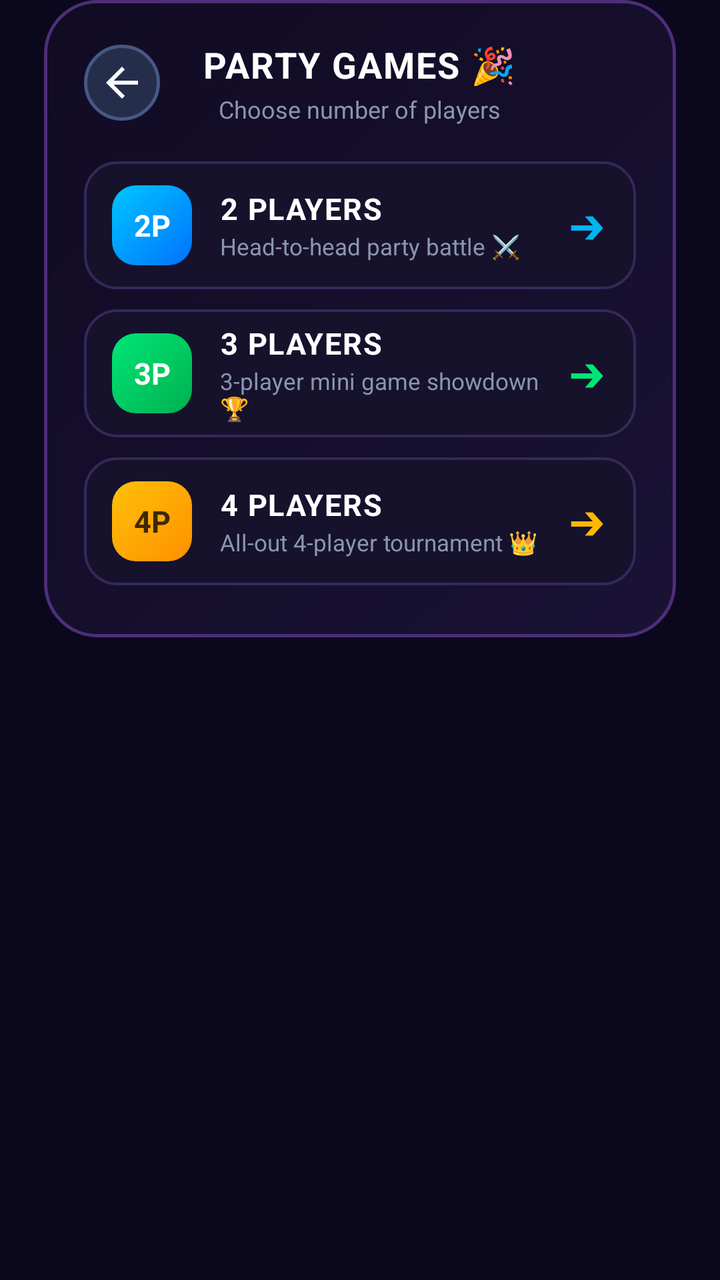
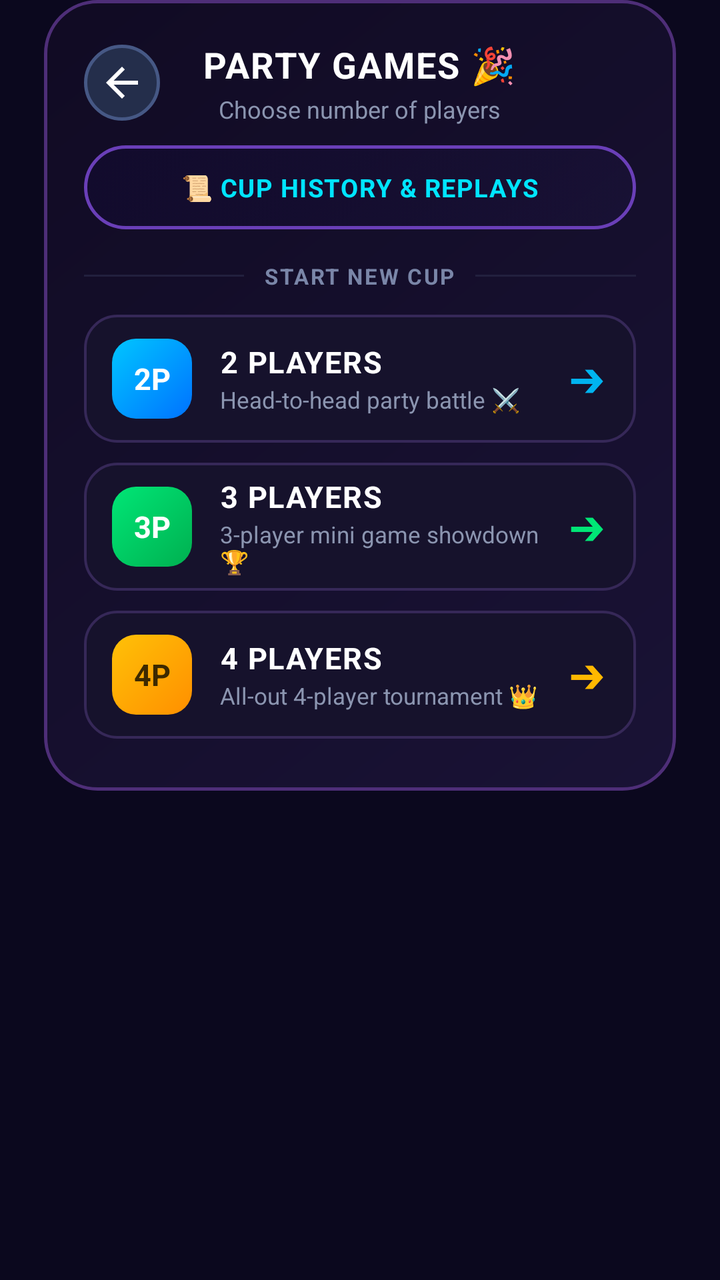

Screens rendered from an Android XML layout before and after an edit, with the pre-edit source and the edit as a unified diff.
<!-- AndroidManifest.xml: application theme Theme.Funtoza -->
<!-- res/layout/dialog_select_party_players.xml -->
<?xml version="1.0" encoding="utf-8"?>
<FrameLayout xmlns:android="http://schemas.android.com/apk/res/android"
    xmlns:app="http://schemas.android.com/apk/res-auto"
    android:layout_width="match_parent"
    android:layout_height="wrap_content"
    android:paddingStart="22dp"
    android:paddingEnd="22dp"
    android:clipToPadding="false">

    <LinearLayout
        android:layout_width="match_parent"
        android:layout_height="wrap_content"
        android:orientation="vertical"
        android:background="@drawable/bg_glass_dialog"
        android:padding="20dp"
        android:gravity="center_horizontal">

        
        <RelativeLayout
            android:layout_width="match_parent"
            android:layout_height="wrap_content">

            <ImageButton
                android:id="@+id/btnPartySelectBack"
                android:layout_width="38dp"
                android:layout_height="38dp"
                android:layout_alignParentStart="true"
                android:layout_centerVertical="true"
                android:background="@drawable/bg_glass_icon_btn"
                android:src="@drawable/ic_back"
                app:tint="@color/white"
                android:contentDescription="Back" />

            <LinearLayout
                android:layout_width="wrap_content"
                android:layout_height="wrap_content"
                android:layout_centerInParent="true"
                android:orientation="vertical"
                android:gravity="center">

                <TextView
                    android:layout_width="wrap_content"
                    android:layout_height="wrap_content"
                    android:text="PARTY GAMES 🎉"
                    android:textColor="@color/white"
                    android:textSize="18sp"
                    android:textStyle="bold"
                    android:letterSpacing="0.04" />

                <TextView
                    android:layout_width="wrap_content"
                    android:layout_height="wrap_content"
                    android:layout_marginTop="2dp"
                    android:text="Choose number of players"
                    android:textColor="#8B95B0"
                    android:textSize="12sp" />
            </LinearLayout>
        </RelativeLayout>

        
        <LinearLayout
            android:layout_width="match_parent"
            android:layout_height="wrap_content"
            android:orientation="vertical"
            android:layout_marginTop="18dp"
            android:layout_marginBottom="6dp">

            
            <LinearLayout
                android:id="@+id/btnParty2P"
                android:layout_width="match_parent"
                android:layout_height="64dp"
                android:orientation="horizontal"
                android:gravity="center_vertical"
                android:background="@drawable/bg_player_input_card"
                android:clickable="true"
                android:focusable="true"
                android:paddingStart="14dp"
                android:paddingEnd="16dp"
                android:layout_marginBottom="10dp">

                <TextView
                    android:layout_width="40dp"
                    android:layout_height="40dp"
                    android:background="@drawable/bg_avatar_squircle_p2"
                    android:text="2P"
                    android:textColor="@color/white"
                    android:textSize="15sp"
                    android:textStyle="bold"
                    android:gravity="center" />

                <LinearLayout
                    android:layout_width="0dp"
                    android:layout_height="wrap_content"
                    android:layout_weight="1"
                    android:layout_marginStart="14dp"
                    android:orientation="vertical">

                    <TextView
                        android:layout_width="wrap_content"
                        android:layout_height="wrap_content"
                        android:text="2 PLAYERS"
                        android:textColor="@color/white"
                        android:textSize="15sp"
                        android:textStyle="bold"
                        android:letterSpacing="0.04" />

                    <TextView
                        android:layout_width="wrap_content"
                        android:layout_height="wrap_content"
                        android:layout_marginTop="1dp"
                        android:text="Head-to-head party battle ⚔️"
                        android:textColor="#8B95B0"
                        android:textSize="11.5sp" />
                </LinearLayout>

                <TextView
                    android:layout_width="wrap_content"
                    android:layout_height="wrap_content"
                    android:text="➔"
                    android:textColor="#00B4F0"
                    android:textSize="18sp"
                    android:textStyle="bold" />
            </LinearLayout>

            
            <LinearLayout
                android:id="@+id/btnParty3P"
                android:layout_width="match_parent"
                android:layout_height="64dp"
                android:orientation="horizontal"
                android:gravity="center_vertical"
                android:background="@drawable/bg_player_input_card"
                android:clickable="true"
                android:focusable="true"
                android:paddingStart="14dp"
                android:paddingEnd="16dp"
                android:layout_marginBottom="10dp">

                <TextView
                    android:layout_width="40dp"
                    android:layout_height="40dp"
                    android:background="@drawable/bg_avatar_squircle_p3"
                    android:text="3P"
                    android:textColor="@color/white"
                    android:textSize="15sp"
                    android:textStyle="bold"
                    android:gravity="center" />

                <LinearLayout
                    android:layout_width="0dp"
                    android:layout_height="wrap_content"
                    android:layout_weight="1"
                    android:layout_marginStart="14dp"
                    android:orientation="vertical">

                    <TextView
                        android:layout_width="wrap_content"
                        android:layout_height="wrap_content"
                        android:text="3 PLAYERS"
                        android:textColor="@color/white"
                        android:textSize="15sp"
                        android:textStyle="bold"
                        android:letterSpacing="0.04" />

                    <TextView
                        android:layout_width="wrap_content"
                        android:layout_height="wrap_content"
                        android:layout_marginTop="1dp"
                        android:text="3-player mini game showdown 🏆"
                        android:textColor="#8B95B0"
                        android:textSize="11.5sp" />
                </LinearLayout>

                <TextView
                    android:layout_width="wrap_content"
                    android:layout_height="wrap_content"
                    android:text="➔"
                    android:textColor="#00E676"
                    android:textSize="18sp"
                    android:textStyle="bold" />
            </LinearLayout>

            
            <LinearLayout
                android:id="@+id/btnParty4P"
                android:layout_width="match_parent"
                android:layout_height="64dp"
                android:orientation="horizontal"
                android:gravity="center_vertical"
                android:background="@drawable/bg_player_input_card"
                android:clickable="true"
                android:focusable="true"
                android:paddingStart="14dp"
                android:paddingEnd="16dp">

                <TextView
                    android:layout_width="40dp"
                    android:layout_height="40dp"
                    android:background="@drawable/bg_avatar_squircle_p4"
                    android:text="4P"
                    android:textColor="#3D2900"
                    android:textSize="15sp"
                    android:textStyle="bold"
                    android:gravity="center" />

                <LinearLayout
                    android:layout_width="0dp"
                    android:layout_height="wrap_content"
                    android:layout_marginStart="14dp"
                    android:layout_weight="1"
                    android:orientation="vertical">

                    <TextView
                        android:layout_width="wrap_content"
                        android:layout_height="wrap_content"
                        android:text="4 PLAYERS"
                        android:textColor="@color/white"
                        android:textSize="15sp"
                        android:textStyle="bold"
                        android:letterSpacing="0.04" />

                    <TextView
                        android:layout_width="wrap_content"
                        android:layout_height="wrap_content"
                        android:layout_marginTop="1dp"
                        android:text="All-out 4-player tournament 👑"
                        android:textColor="#8B95B0"
                        android:textSize="11.5sp" />
                </LinearLayout>

                <TextView
                    android:layout_width="wrap_content"
                    android:layout_height="wrap_content"
                    android:text="➔"
                    android:textColor="#FFB800"
                    android:textSize="18sp"
                    android:textStyle="bold" />
            </LinearLayout>
        </LinearLayout>

    </LinearLayout>
</FrameLayout>
<!-- resources referenced by this layout -->
<resources>
  <color name="white">#FFFFFFFF</color>
  <!-- drawable bg_avatar_squircle_p2 (drawable) -->
  <?xml version="1.0" encoding="utf-8"?>
  <shape xmlns:android="http://schemas.android.com/apk/res/android"
      android:shape="rectangle">
      <gradient
          android:startColor="#0072FF"
          android:endColor="#00C6FF"
          android:angle="135" />
      <corners android:radius="12dp" />
  </shape>
  <!-- drawable bg_avatar_squircle_p3 (drawable) -->
  <?xml version="1.0" encoding="utf-8"?>
  <shape xmlns:android="http://schemas.android.com/apk/res/android"
      android:shape="rectangle">
      <gradient
          android:startColor="#00B050"
          android:endColor="#00E676"
          android:angle="135" />
      <corners android:radius="12dp" />
  </shape>
  <!-- drawable bg_avatar_squircle_p4 (drawable) -->
  <?xml version="1.0" encoding="utf-8"?>
  <shape xmlns:android="http://schemas.android.com/apk/res/android"
      android:shape="rectangle">
      <gradient
          android:startColor="#FF8F00"
          android:endColor="#FFC107"
          android:angle="135" />
      <corners android:radius="12dp" />
  </shape>
  <!-- drawable bg_glass_icon_btn (drawable) -->
  <?xml version="1.0" encoding="utf-8"?>
  <shape xmlns:android="http://schemas.android.com/apk/res/android"
      android:shape="oval">
      <solid android:color="#242E4B" />
      <stroke android:width="1.5dp" android:color="#465885" />
  </shape>
  <!-- drawable bg_player_input_card (drawable) -->
  <?xml version="1.0" encoding="utf-8"?>
  <shape xmlns:android="http://schemas.android.com/apk/res/android"
      android:shape="rectangle">
      <solid android:color="#16122C" />
      <corners android:radius="16dp" />
      <stroke
          android:width="1.2dp"
          android:color="#362858" />
  </shape>
  <color name="accent_pink">#FF007A</color>
  <color name="accent_cyan">#00F0FF</color>
  <color name="bg_dark">#0B081E</color>
  <!-- unchanged entries left out for length: 3 -->
</resources>

<!-- the commit's change to res/layout/dialog_select_party_players.xml (unified diff, before → after) -->
@@ -59,10 +59,126 @@
 
         
         <LinearLayout
+            android:id="@+id/layoutResumeCup"
+            android:layout_width="match_parent"
+            android:layout_height="wrap_content"
+            android:orientation="horizontal"
+            android:gravity="center_vertical"
+            android:background="@drawable/bg_glass_card_active"
+            android:clickable="true"
+            android:focusable="true"
+            android:paddingStart="14dp"
+            android:paddingEnd="16dp"
+            android:paddingTop="12dp"
+            android:paddingBottom="12dp"
+            android:layout_marginTop="16dp"
+            android:visibility="gone">
+
+            <TextView
+                android:layout_width="40dp"
+                android:layout_height="40dp"
+                android:background="@drawable/bg_glass_pill"
+                android:text="⚡"
+                android:textSize="20sp"
+                android:gravity="center" />
+
+            <LinearLayout
+                android:layout_width="0dp"
+                android:layout_height="wrap_content"
+                android:layout_weight="1"
+                android:layout_marginStart="14dp"
+                android:orientation="vertical">
+
+                <TextView
+                    android:id="@+id/tvResumeCupTitle"
+                    android:layout_width="wrap_content"
+                    android:layout_height="wrap_content"
+                    android:text="RESUME SAVED CUP"
+                    android:textColor="#FFD700"
+                    android:textSize="14sp"
+                    android:textStyle="bold"
+                    android:letterSpacing="0.04" />
+
+                <TextView
+                    android:id="@+id/tvResumeCupSubtitle"
+                    android:layout_width="wrap_content"
+                    android:layout_height="wrap_content"
+                    android:layout_marginTop="2dp"
+                    android:text="Continue from Round 2 of 5"
+                    android:textColor="#9EADC8"
+                    android:textSize="11.5sp" />
+            </LinearLayout>
+
+            <TextView
+                android:layout_width="wrap_content"
+                android:layout_height="wrap_content"
+                android:text="➔"
+                android:textColor="#FFD700"
+                android:textSize="18sp"
+                android:textStyle="bold" />
+        </LinearLayout>
+
+        
+        <LinearLayout
+            android:id="@+id/btnViewCupHistory"
+            android:layout_width="match_parent"
+            android:layout_height="42dp"
+            android:orientation="horizontal"
+            android:gravity="center"
+            android:background="@drawable/bg_glass_card_selector"
+            android:clickable="true"
+            android:focusable="true"
+            android:layout_marginTop="10dp">
+
+            <TextView
+                android:layout_width="wrap_content"
+                android:layout_height="wrap_content"
+                android:text="📜 CUP HISTORY &amp; REPLAYS"
+                android:textColor="#00E5FF"
+                android:textSize="12.5sp"
+                android:textStyle="bold"
+                android:letterSpacing="0.04" />
+        </LinearLayout>
+
+        
+        <LinearLayout
+            android:layout_width="match_parent"
+            android:layout_height="wrap_content"
+            android:orientation="horizontal"
+            android:gravity="center_vertical"
+            android:layout_marginTop="16dp"
+            android:layout_marginBottom="4dp">
+
+            <View
+                android:layout_width="0dp"
+                android:layout_height="1dp"
+                android:layout_weight="1"
+                android:background="#22203E" />
+
+            <TextView
+                android:layout_width="wrap_content"
+                android:layout_height="wrap_content"
+                android:layout_marginStart="10dp"
+                android:layout_marginEnd="10dp"
+                android:text="START NEW CUP"
+                android:textColor="#7A86A8"
+                android:textSize="11sp"
+                android:textStyle="bold"
+                android:letterSpacing="0.08" />
+
+            <View
+                android:layout_width="0dp"
+                android:layout_height="1dp"
+                android:layout_weight="1"
+                android:background="#22203E" />
+        </LinearLayout>
+
+        
+        <LinearLayout
             android:layout_width="match_parent"
             android:layout_height="wrap_content"
             android:orientation="vertical"
-            android:layout_marginTop="18dp"
+            android:layout_marginTop="8dp"
             android:layout_marginBottom="6dp">
 
             
<!-- resource entries referenced after the edit -->
@@ -31,12 +31,36 @@
           android:angle="135" />
       <corners android:radius="12dp" />
   </shape>
+  <!-- drawable bg_glass_card_active (drawable) -->
+  <?xml version="1.0" encoding="utf-8"?>
+  <shape xmlns:android="http://schemas.android.com/apk/res/android"
+      android:shape="rectangle">
+      <solid android:color="#261A3D" />
+      <stroke
+          android:width="1.8dp"
+          android:color="#FFD700" />
+      <corners android:radius="14dp" />
+  </shape>
+  <!-- drawable bg_glass_card_selector (drawable) -->
+  <?xml version="1.0" encoding="utf-8"?>
+  <selector xmlns:android="http://schemas.android.com/apk/res/android">
+      <item android:state_pressed="true" android:drawable="@drawable/bg_glass_card_pressed" />
+      <item android:drawable="@drawable/bg_glass_card" />
+  </selector>
   <!-- drawable bg_glass_icon_btn (drawable) -->
   <?xml version="1.0" encoding="utf-8"?>
   <shape xmlns:android="http://schemas.android.com/apk/res/android"
       android:shape="oval">
       <solid android:color="#242E4B" />
       <stroke android:width="1.5dp" android:color="#465885" />
+  </shape>
+  <!-- drawable bg_glass_pill (drawable) -->
+  <?xml version="1.0" encoding="utf-8"?>
+  <shape xmlns:android="http://schemas.android.com/apk/res/android"
+      android:shape="rectangle">
+      <solid android:color="#222C46" />
+      <corners android:radius="24dp" />
+      <stroke android:width="1.5dp" android:color="#455782" />
   </shape>
   <!-- drawable bg_player_input_card (drawable) -->
   <?xml version="1.0" encoding="utf-8"?>
@@ -48,6 +72,32 @@
           android:width="1.2dp"
           android:color="#362858" />
   </shape>
+  <!-- drawable bg_glass_card_pressed (drawable) -->
+  <?xml version="1.0" encoding="utf-8"?>
+  <shape xmlns:android="http://schemas.android.com/apk/res/android"
+      android:shape="rectangle">
+      <gradient
+          android:angle="135"
+          android:startColor="#4D35247A"
+          android:endColor="#F21E124A" />
+      <corners android:radius="22dp" />
+      <stroke
+          android:width="2dp"
+          android:color="#00F0FF" />
+  </shape>
+  <!-- drawable bg_glass_card (drawable) -->
+  <?xml version="1.0" encoding="utf-8"?>
+  <shape xmlns:android="http://schemas.android.com/apk/res/android"
+      android:shape="rectangle">
+      <gradient
+          android:angle="135"
+          android:startColor="#33241A52"
+          android:endColor="#D9120B2E" />
+      <corners android:radius="22dp" />
+      <stroke
+          android:width="1.5dp"
+          android:color="#6A3FB8" />
+  </shape>
   <color name="accent_pink">#FF007A</color>
   <color name="accent_cyan">#00F0FF</color>
   <color name="bg_dark">#0B081E</color>
